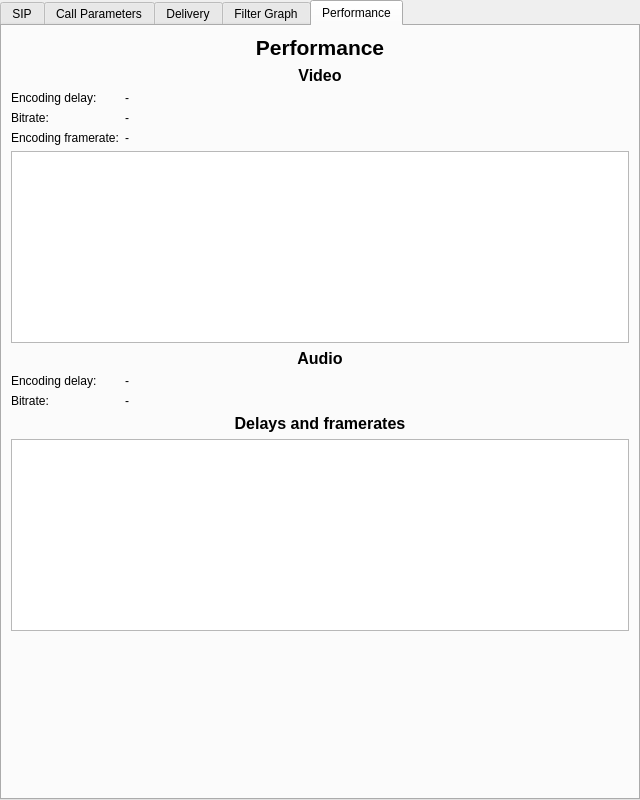
Before: the Qt Designer form ui/statisticswindow.ui in ultravideo/uvgComm, drawn with Qt 5.
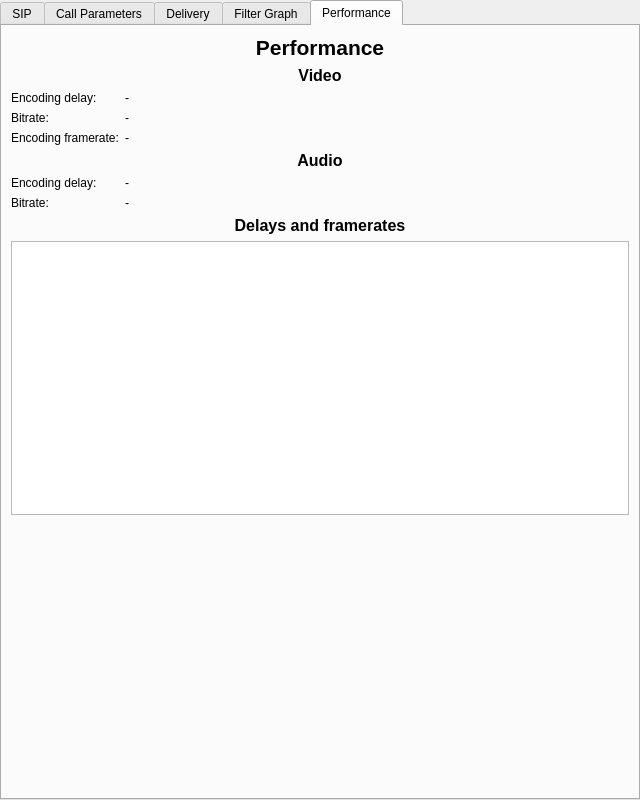
After: the same form once the commit is applied. The open tabs and pages were chosen to show the change.

Commit message: refactor(GUI): Remove charts from project.

```diff
--- a/ui/statisticswindow.ui
+++ b/ui/statisticswindow.ui
@@ -481,12 +481,18 @@
        <string>Performance</string>
       </attribute>
       <layout class="QGridLayout" name="gridLayout_3">
-       <item row="3" column="0">
-        <widget class="QLabel" name="video_bitrate">
-         <property name="text">
-          <string>Bitrate:</string>
+       <item row="10" column="0">
+        <spacer name="verticalSpacer">
+         <property name="orientation">
+          <enum>Qt::Vertical</enum>
          </property>
-        </widget>
+         <property name="sizeHint" stdset="0">
+          <size>
+           <width>20</width>
+           <height>40</height>
+          </size>
+         </property>
+        </spacer>
        </item>
        <item row="2" column="0">
         <widget class="QLabel" name="encode_delay">
@@ -495,14 +501,41 @@
          </property>
         </widget>
        </item>
-       <item row="7" column="1">
-        <widget class="QLabel" name="audio_delay_value">
+       <item row="8" column="0" colspan="2">
+        <widget class="QLabel" name="label_6">
+         <property name="font">
+          <font>
+           <pointsize>12</pointsize>
+           <weight>75</weight>
+           <bold>true</bold>
+          </font>
+         </property>
          <property name="text">
-          <string>-</string>
+          <string>Delays and framerates</string>
          </property>
+         <property name="alignment">
+          <set>Qt::AlignCenter</set>
+         </property>
         </widget>
        </item>
-       <item row="11" column="1">
+       <item row="1" column="0" colspan="2">
+        <widget class="QLabel" name="video">
+         <property name="font">
+          <font>
+           <pointsize>12</pointsize>
+           <weight>75</weight>
+           <bold>true</bold>
+          </font>
+         </property>
+         <property name="text">
+          <string>Video</string>
+         </property>
+         <property name="alignment">
+          <set>Qt::AlignCenter</set>
+         </property>
+        </widget>
+       </item>
+       <item row="10" column="1">
         <spacer name="verticalSpacer_2">
          <property name="orientation">
           <enum>Qt::Vertical</enum>
@@ -515,19 +548,6 @@
          </property>
         </spacer>
        </item>
-       <item row="11" column="0">
-        <spacer name="verticalSpacer">
-         <property name="orientation">
-          <enum>Qt::Vertical</enum>
-         </property>
-         <property name="sizeHint" stdset="0">
-          <size>
-           <width>20</width>
-           <height>40</height>
-          </size>
-         </property>
-        </spacer>
-       </item>
        <item row="3" column="1">
         <widget class="QLabel" name="video_bitrate_value">
          <property name="text">
@@ -535,33 +555,20 @@
          </property>
         </widget>
        </item>
-       <item row="2" column="1">
-        <widget class="QLabel" name="encode_delay_value">
-         <property name="sizePolicy">
-          <sizepolicy hsizetype="Expanding" vsizetype="Preferred">
-           <horstretch>0</horstretch>
-           <verstretch>0</verstretch>
-          </sizepolicy>
-         </property>
-         <property name="text">
-          <string>-</string>
-         </property>
-        </widget>
-       </item>
-       <item row="8" column="1">
-        <widget class="QLabel" name="audio_bitrate_value">
-         <property name="text">
-          <string>-</string>
-         </property>
-        </widget>
-       </item>
-       <item row="8" column="0">
-        <widget class="QLabel" name="audio_bitrate">
+       <item row="3" column="0">
+        <widget class="QLabel" name="video_bitrate">
          <property name="text">
           <string>Bitrate:</string>
          </property>
         </widget>
        </item>
+       <item row="6" column="1">
+        <widget class="QLabel" name="audio_delay_value">
+         <property name="text">
+          <string>-</string>
+         </property>
+        </widget>
+       </item>
        <item row="0" column="0" colspan="2">
         <widget class="QLabel" name="label_3">
          <property name="font">
@@ -579,7 +586,7 @@
          </property>
         </widget>
        </item>
-       <item row="7" column="0">
+       <item row="6" column="0">
         <widget class="QLabel" name="audio_delay">
          <property name="text">
           <string>Encoding delay:</string>
@@ -593,6 +600,22 @@
          </property>
         </widget>
        </item>
+       <item row="9" column="0" colspan="2">
+        <widget class="QTableWidget" name="performance_table"/>
+       </item>
+       <item row="2" column="1">
+        <widget class="QLabel" name="encode_delay_value">
+         <property name="sizePolicy">
+          <sizepolicy hsizetype="Expanding" vsizetype="Preferred">
+           <horstretch>0</horstretch>
+           <verstretch>0</verstretch>
+          </sizepolicy>
+         </property>
+         <property name="text">
+          <string>-</string>
+         </property>
+        </widget>
+       </item>
        <item row="4" column="1">
         <widget class="QLabel" name="encoded_framerate_value">
          <property name="text">
@@ -600,24 +623,21 @@
          </property>
         </widget>
        </item>
-       <item row="1" column="0" colspan="2">
-        <widget class="QLabel" name="video">
-         <property name="font">
-          <font>
-           <pointsize>12</pointsize>
-           <weight>75</weight>
-           <bold>true</bold>
-          </font>
+       <item row="7" column="1">
+        <widget class="QLabel" name="audio_bitrate_value">
+         <property name="text">
+          <string>-</string>
          </property>
+        </widget>
+       </item>
+       <item row="7" column="0">
+        <widget class="QLabel" name="audio_bitrate">
          <property name="text">
-          <string>Video</string>
+          <string>Bitrate:</string>
          </property>
-         <property name="alignment">
-          <set>Qt::AlignCenter</set>
-         </property>
         </widget>
        </item>
-       <item row="6" column="0" colspan="2">
+       <item row="5" column="0" colspan="2">
         <widget class="QLabel" name="audio">
          <property name="font">
           <font>
@@ -634,29 +654,6 @@
          </property>
         </widget>
        </item>
-       <item row="9" column="0" colspan="2">
-        <widget class="QLabel" name="label_6">
-         <property name="font">
-          <font>
-           <pointsize>12</pointsize>
-           <weight>75</weight>
-           <bold>true</bold>
-          </font>
-         </property>
-         <property name="text">
-          <string>Delays and framerates</string>
-         </property>
-         <property name="alignment">
-          <set>Qt::AlignCenter</set>
-         </property>
-        </widget>
-       </item>
-       <item row="5" column="0" colspan="2">
-        <widget class="QGraphicsView" name="fps_graph"/>
-       </item>
-       <item row="10" column="0" colspan="2">
-        <widget class="QTableWidget" name="performance_table"/>
-       </item>
       </layout>
      </widget>
     </widget>
```
The commit also changes 3 other files.
